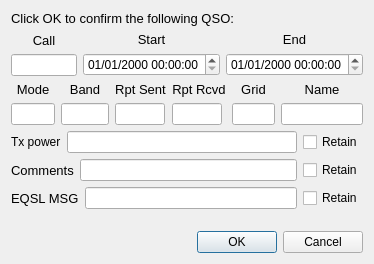
ce3tsk/jtdx_contest, file logqso.ui: the form before one commit.
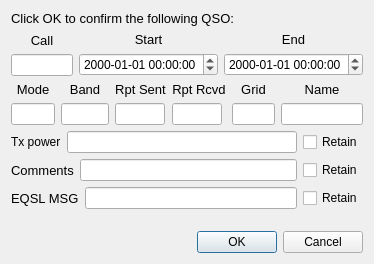
The form after the commit.

Patch:
```diff
--- a/logqso.ui
+++ b/logqso.ui
@@ -79,7 +79,7 @@
           </sizepolicy>
          </property>
          <property name="displayFormat">
-          <string>dd/MM/yyyy HH:mm:ss</string>
+          <string notr="true">yyyy-MM-dd HH:mm:ss</string>
          </property>
         </widget>
        </item>
@@ -111,7 +111,7 @@
           </sizepolicy>
          </property>
          <property name="displayFormat">
-          <string>dd/MM/yyyy HH:mm:ss</string>
+          <string notr="true">yyyy-MM-dd HH:mm:ss</string>
          </property>
         </widget>
        </item>
```
